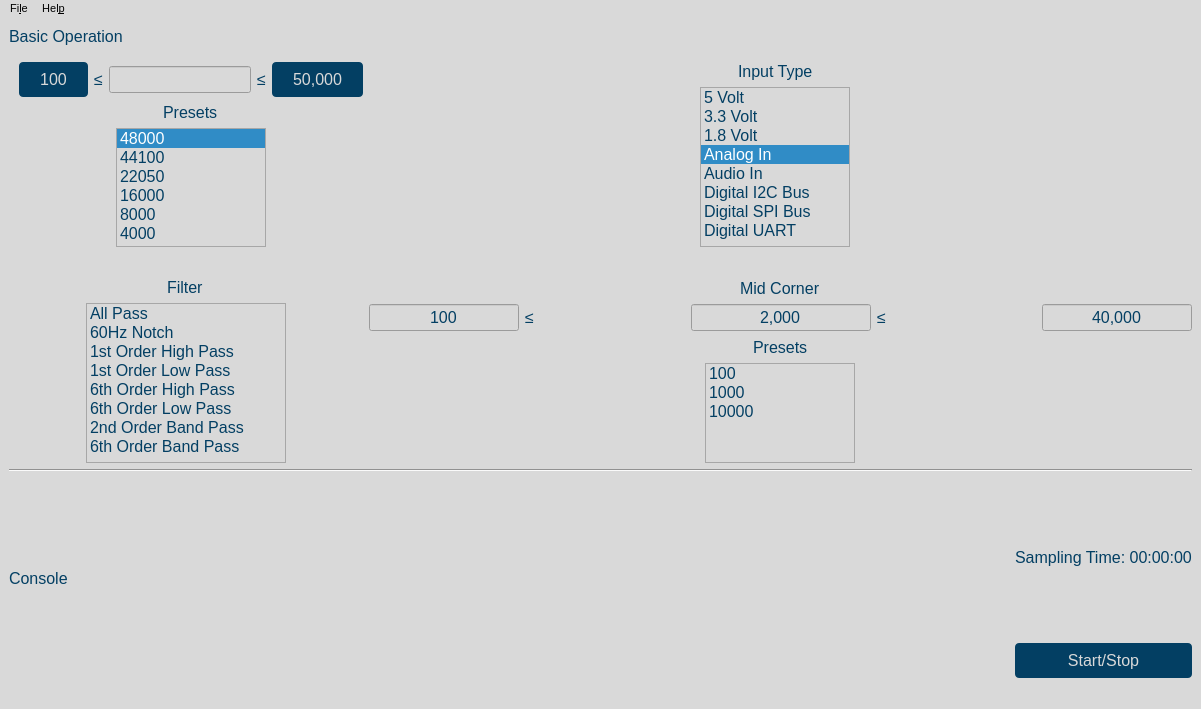
Above: gui/qtdesigner/BasicOperation.ui from wyattduber/CyDAQ before the change. Below: the same form after it.
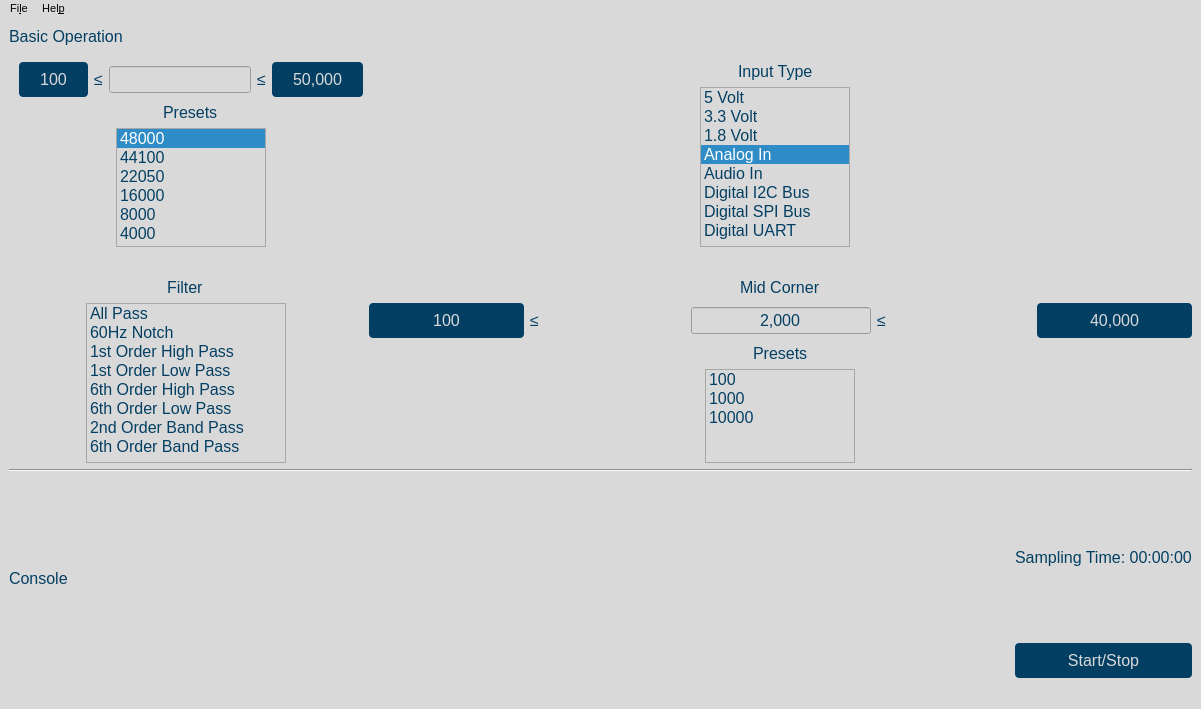
That is the form after the change.

```diff
--- a/gui/qtdesigner/BasicOperation.ui
+++ b/gui/qtdesigner/BasicOperation.ui
@@ -381,22 +381,10 @@
         <item>
          <layout class="QHBoxLayout" name="corner_bar_layout">
           <item>
-           <widget class="QLineEdit" name="min_corner_box">
-            <property name="maximumSize">
-             <size>
-              <width>150</width>
-              <height>16777215</height>
-             </size>
-            </property>
+           <widget class="QPushButton" name="corner_min_btn">
             <property name="text">
              <string>100</string>
             </property>
-            <property name="alignment">
-             <set>Qt::AlignCenter</set>
-            </property>
-            <property name="readOnly">
-             <bool>true</bool>
-            </property>
            </widget>
           </item>
           <item>
@@ -442,22 +430,10 @@
            </widget>
           </item>
           <item>
-           <widget class="QLineEdit" name="max_corner_box">
-            <property name="maximumSize">
-             <size>
-              <width>150</width>
-              <height>16777215</height>
-             </size>
-            </property>
+           <widget class="QPushButton" name="corner_max_btn">
             <property name="text">
              <string>40,000</string>
             </property>
-            <property name="alignment">
-             <set>Qt::AlignCenter</set>
-            </property>
-            <property name="readOnly">
-             <bool>true</bool>
-            </property>
            </widget>
           </item>
          </layout>
```
Left out of the diff: 2 changed lines with no effect on the pictures.
